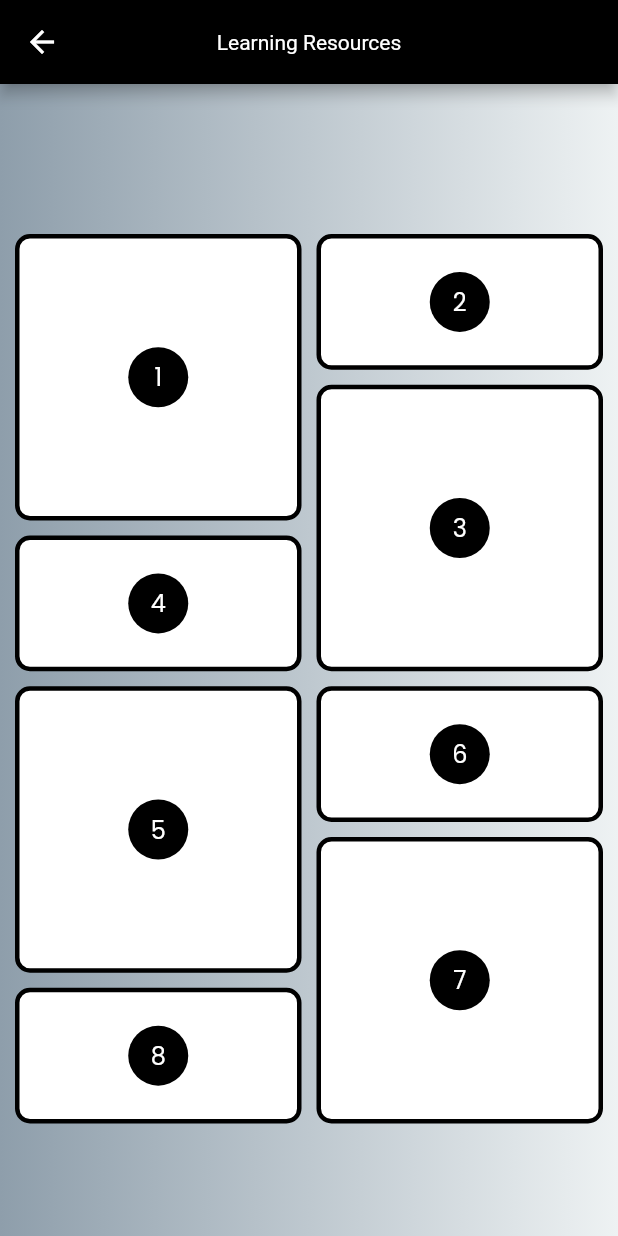
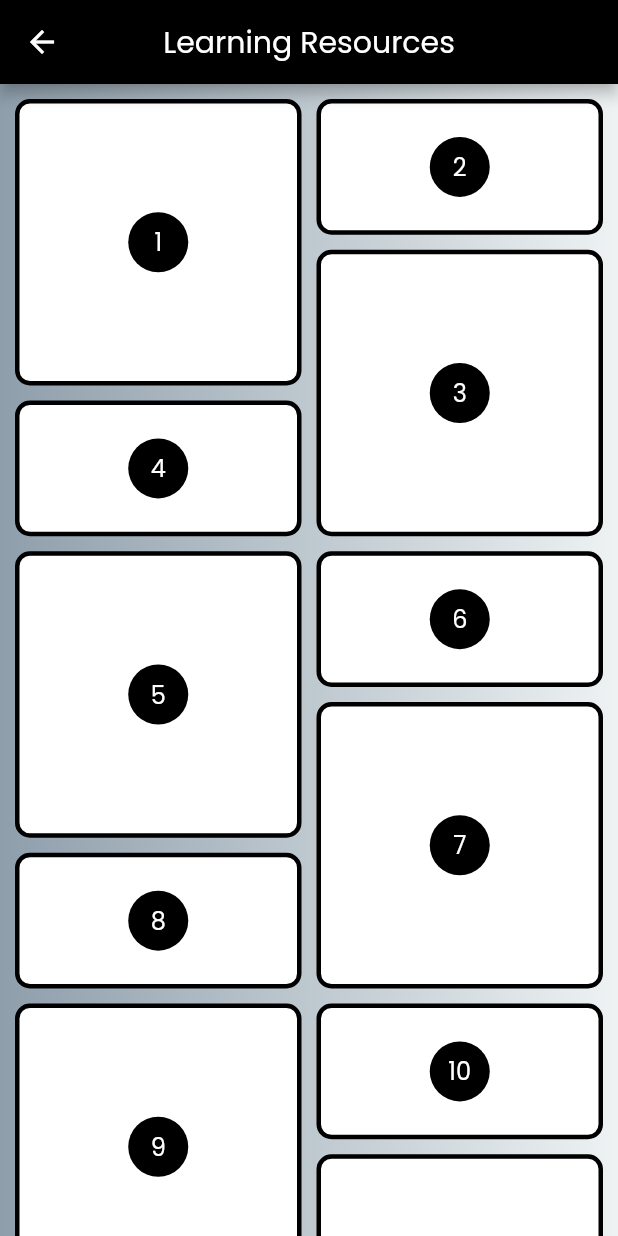
Before and after one commit to vipulagrahari/taxvisor, a Flutter app: the ResourcePage screen opened directly, on a phone screen of 412 x 824 dp. Run offline on Flutter 3.47's test engine with Material 2 defaults, Android fonts, the phone set to English and light mode, and no system bars; our stand-ins replace animated_text_kit, getwidget, google_fonts, youtube_player_flutter.

Commit message:
new changes

```diff
--- a/lib/main.dart
+++ b/lib/main.dart
@@ -8,7 +8,6 @@ void main() {
 }
 
 class MyApp extends StatelessWidget {
-  // final newuser = User();
   const MyApp({Key? key}) : super(key: key);
 
   // This widget is the root of your application.
@@ -28,7 +27,7 @@ class MyApp extends StatelessWidget {
           ),
         ),
         home: DashboardPage()
-        //  MyHomePage(title: 'Welcome!', newuser: User()),
+
         );
   }
 }
--- a/lib/pages/learn.dart
+++ b/lib/pages/learn.dart
@@ -1,10 +1,25 @@
+import 'dart:convert';
+
 import 'package:flutter/cupertino.dart';
 import 'package:flutter/material.dart';
+import 'package:flutter/services.dart';
 import 'package:flutter_staggered_grid_view/flutter_staggered_grid_view.dart';
 import 'package:taxvisor/pages/learnmodule.dart';
 
-class ResourcePage extends StatelessWidget {
+class ResourcePage extends StatefulWidget {
   const ResourcePage({Key? key}) : super(key: key);
+
+  @override
+  _ResourcePageState createState() => _ResourcePageState();
+}
+
+class _ResourcePageState extends State<ResourcePage> {
+  List _dataItems = [];
+  @override
+  void initState() {
+    super.initState();
+    readJson();
+  }
 
   @override
   Widget build(BuildContext context) {
@@ -13,8 +28,14 @@ class ResourcePage extends StatelessWidget {
 
     return Scaffold(
       appBar: AppBar(
-        title: const Text("Learning Resources",
-            style: TextStyle(color: Color(0xffFFFFFF))),
+        title: const Text(
+          "Learning Resources",
+          style: TextStyle(
+              fontFamily: "Poppins",
+              fontWeight: FontWeight.normal,
+              color: Color(0xffFFFFFF),
+              fontSize: 20),
+        ),
         centerTitle: true,
         backgroundColor: const Color(0xff000000),
       ),
@@ -24,19 +45,20 @@ class ResourcePage extends StatelessWidget {
         decoration: const BoxDecoration(
             gradient:
                 LinearGradient(colors: [Color(0xff8e9eab), Color(0xffeef2f3)])),
-        child: Padding(
-          padding: const EdgeInsets.only(top: 30),
         child: Center(
           child: StaggeredGridView.countBuilder(
             crossAxisCount: 4,
-              itemCount: 8,
+            itemCount: 12,
             itemBuilder: (BuildContext context, int index) => GestureDetector(
               onTap: () {
                 Navigator.push<void>(
                   context,
                   MaterialPageRoute<void>(
-                      builder: (BuildContext context) =>
-                          const learnmodule(content: " something \n new"),
+                    builder: (BuildContext context) => LearnModule(
+                      title: _dataItems[index][0],
+                      youtubeID: _dataItems[index][1],
+                      content: _dataItems[index][2],
+                    ),
                   ),
                 );
               },
@@ -44,8 +66,7 @@ class ResourcePage extends StatelessWidget {
                 decoration: BoxDecoration(
                   color: Colors.white,
                   border: Border.all(color: Colors.black, width: 3),
-                      borderRadius:
-                          const BorderRadius.all(Radius.circular(10.0)),
+                  borderRadius: const BorderRadius.all(Radius.circular(10.0)),
                 ),
                 // color: Colors.black,
                 child: Center(
@@ -54,17 +75,26 @@ class ResourcePage extends StatelessWidget {
                     child: Text('${index + 1}',
                         style: const TextStyle(color: Colors.white)),
                   ),
-                    )),
+                ),
+              ),
             ),
             staggeredTileBuilder: (int index) =>
                 StaggeredTile.count(2, index.isEven ? 2 : 1),
             mainAxisSpacing: 10.0,
             crossAxisSpacing: 10.0,
-              padding: const EdgeInsets.only(left: 10, top: 70, right: 10),
-            ),
+            padding: const EdgeInsets.only(left: 10, top: 10, right: 10),
           ),
         ),
       ),
     ); // This trailing comma makes auto-formatting nicer for build methods.
   }
+
+  Future readJson() async {
+    final String response =
+        await rootBundle.loadString("assets/data/modules.json");
+    final data = await jsonDecode(response);
+    setState(() {
+      _dataItems = data['data'];
+    });
   }
+}
```
Also changed, not shown: assets/data/modules.json (added, +55 -0 lines), lib/pages/learnmodule.dart (+63 -32 lines), pubspec.yaml (+5 -2 lines), 2 other files. Lines whose indentation alone changed are shown as unchanged.
